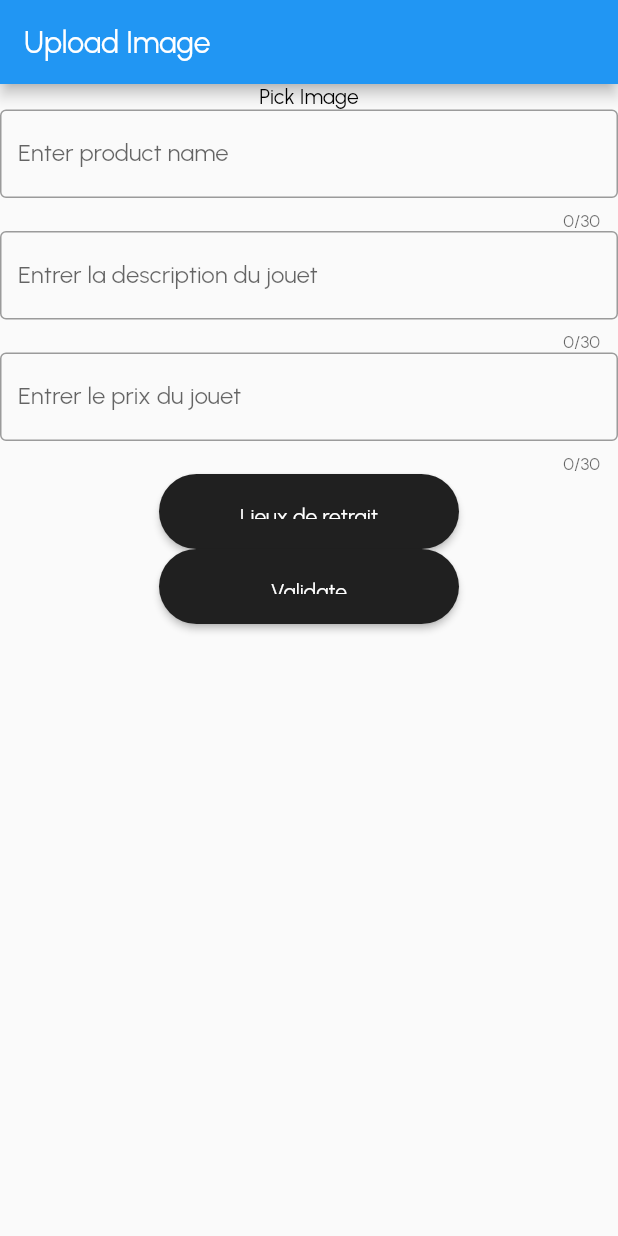
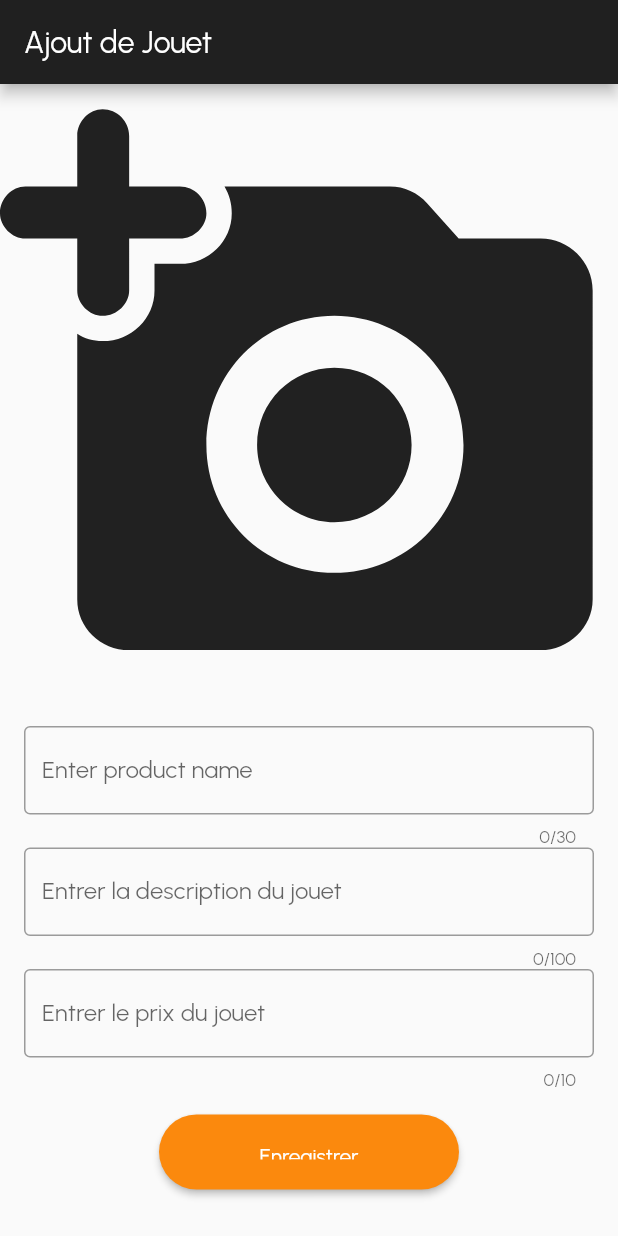
Before and after one commit to arolleaguekeng/fe-toyunity, a Flutter app: the AddToyContent screen opened directly, on a phone screen of 412 x 824 dp. Run offline on Flutter 3.47's test engine with Material 2 defaults, Android fonts, the light colour scheme and no system bars; drawn by our look-alikes of modal_progress_hud_nsn; our stand-ins replace auto_size_text, cached_network_image, cloud_firestore, firebase_auth, firebase_core, firebase_storage and 9 more; accounts and stored records are empty.

Commit message:
design refrectoring, chat ok, add ok

```diff
--- a/toyunity/lib/main.dart
+++ b/toyunity/lib/main.dart
@@ -46,7 +46,7 @@ class MyApp extends StatelessWidget {
           secondaryHeaderColor: Colors.white,
           textTheme: const TextTheme(bodyText2: TextStyle(color: textColor)),
           backgroundColor: Colors.brown),
-      home: kIsWeb ? WelcomeScreen() : WelcomeScreen(),
+      home: kIsWeb ? HomeWebScreen() : WelcomeScreen(),
       color: secondaryColor,
       onGenerateRoute: CustomRoute.allRoutes,
     );
--- a/toyunity/lib/screens/chat/chat_screen/chat_screen.dart
+++ b/toyunity/lib/screens/chat/chat_screen/chat_screen.dart
@@ -24,7 +24,7 @@ class ChatScreen extends StatelessWidget {
   Widget build(BuildContext context) {
     return Scaffold(
       appBar: AppBar(
-        backgroundColor: white,
+        backgroundColor: primaryColor,
         elevation: 1,
         title: Row(
           children: [
@@ -55,7 +55,7 @@ class ChatScreen extends StatelessWidget {
               child: Container(
             padding: EdgeInsets.all(10),
             decoration: BoxDecoration(
-                color: Colors.white,
+                color: bgLightColor,
                 borderRadius: BorderRadius.only(
                     topLeft: Radius.circular(25),
                     topRight: Radius.circular(25))),
--- a/toyunity/lib/screens/navigations/navigation_content.dart
+++ b/toyunity/lib/screens/navigations/navigation_content.dart
@@ -80,7 +80,7 @@ class _NavigationContent extends State<NavigationContent> {
         onPressed: () {
           setState(
             () {
-              if (currentPage != const HomeScreen() && MyApp.currentUser == null) {
+              if (currentPage != const HomeScreen() && MyApp.auth.currentUser == null) {
                 Navigator.push(
                     context, MaterialPageRoute(builder: (_) => LoginScreen()));
               } else {
--- a/toyunity/lib/screens/producer/add_products/add_product_content.dart
+++ b/toyunity/lib/screens/producer/add_products/add_product_content.dart
@@ -6,6 +6,8 @@ import 'package:http/http.dart' as http;
 import 'package:flutter/material.dart';
 import 'package:image_picker/image_picker.dart';
 import 'package:modal_progress_hud_nsn/modal_progress_hud_nsn.dart';
+import 'package:toyunity/constants/constants.dart';
+import 'package:toyunity/constants/responsive.dart';
 
 import '../../../main.dart';
 import '../../../models/toy_model.dart';
@@ -90,9 +92,12 @@ class _AddToyContentState extends State<AddToyContent> {
       inAsyncCall: showSpinner,
       child: Scaffold(
         appBar: AppBar(
-          title: Text('Upload Image'),
+          backgroundColor: primaryColor,
+          foregroundColor: white,
+          title: Text('Ajout de Jouet'),
         ),
-        body: Column(
+        body: SingleChildScrollView(
+          child: Column(
             children: [
               GestureDetector(
                 onTap: () {
@@ -101,7 +106,12 @@ class _AddToyContentState extends State<AddToyContent> {
                 child: Container(
                   child: image == null
                       ? Center(
-                        child: Text('Pick Image'),
+                          child: Icon(
+                            Icons.add_a_photo_rounded,
+                            size: Responsive.isMobile(context)
+                                ? size.width
+                                : size.width * 0.4,
+                          ),
                         )
                       : Container(
                           child: kIsWeb
@@ -122,12 +132,17 @@ class _AddToyContentState extends State<AddToyContent> {
                         ),
                 ),
               ),
+              Padding(
+                padding: const EdgeInsets.all(appPadding),
+                child: Column(
+                  children: [
                     Form(
                         key: _keyForm1,
                         child: TextFormField(
                           maxLength: 30,
                           onChanged: (value) => _pName = value,
-                  validator: (value) => _pName == '' ? _formError : null,
+                          validator: (value) =>
+                              _pName == '' ? _formError : null,
                           decoration: InputDecoration(
                             labelText: "Enter product name",
                             border: OutlineInputBorder(),
@@ -136,9 +151,10 @@ class _AddToyContentState extends State<AddToyContent> {
                     Form(
                         key: _keyForm2,
                         child: TextFormField(
-                  maxLength: 30,
+                          maxLength: 100,
                           onChanged: (value) => _pDescription = value,
-                  validator: (value) => _pDescription == '' ? _formError : null,
+                          validator: (value) =>
+                              _pDescription == '' ? _formError : null,
                           decoration: InputDecoration(
                             labelText: "Entrer la description du jouet",
                             border: OutlineInputBorder(),
@@ -147,26 +163,24 @@ class _AddToyContentState extends State<AddToyContent> {
                     Form(
                         key: _keyForm3,
                         child: TextFormField(
-                  maxLength: 30,
+                          maxLength: 10,
                           onChanged: (value) => _price = value,
-                  validator: (value) => _price == '' ? _formError : null,
+                          validator: (value) =>
+                              _price == '' ? _formError : null,
                           decoration: InputDecoration(
                             labelText: "Entrer le prix du jouet",
                             border: OutlineInputBorder(),
                           ),
                         )),
+                  ],
+                ),
+              ),
+              Row(
+                mainAxisAlignment: MainAxisAlignment.center,
+                children: [
                   CustomButton(
-                text: "Lieux de retrait",
-                onPressed: () async {
-                  final LatLng? selectedLocation = await showDialog(
-                      context: context, builder: (ctx) => MapDialog());
-                  if (selectedLocation != null) {
-                    coordinate.add(selectedLocation.longitude);
-                    coordinate.add(selectedLocation.latitude);
-                  }
-                }),
-            CustomButton(
-                text: "Validate",
+                      bgcolor: secondaryColor,
+                      text: "Enregistrer",
                       onPressed: () {
                         onSubmit(
                           context: context,
@@ -177,8 +191,11 @@ class _AddToyContentState extends State<AddToyContent> {
                           keyForm3: _keyForm3,
                           pName: _pName,
                         );
-                })
+                      }),
                 ],
+              )
+            ],
+          ),
         ),
       ),
     );
--- a/toyunity/lib/screens/web_design/home/components/most_popular.dart
+++ b/toyunity/lib/screens/web_design/home/components/most_popular.dart
@@ -78,9 +78,10 @@ class _MostPopular extends State<MostPopular> {
           shrinkWrap: true,
           physics: ScrollPhysics(),
           gridDelegate: SliverGridDelegateWithFixedCrossAxisCount(
-              crossAxisCount: Responsive.isMobile(context) ? 1 : 3,
+              crossAxisCount: Responsive.isMobile(context) ? 1 : 4,
               childAspectRatio: aspectRatio,
-              mainAxisSpacing: 1),
+              mainAxisSpacing: 1,
+              crossAxisSpacing: 13),
           itemBuilder: (context, index) => Toys(
             press: () {
               Navigator.push(
```
Also changed, not shown: toyunity/lib/screens/chat/chat_screen/chat_home.dart (+28 -19 lines), toyunity/lib/screens/chat/chat_screen/message_textfield.dart (+14 -6 lines), toyunity/lib/screens/chat/chat_screen/search_screen.dart (+50 -3 lines), toyunity/lib/screens/login/social_login/social_login_content.dart (+2 -10 lines), toyunity/lib/screens/product/product_details/product_details_content.dart (+29 -2 lines), toyunity/lib/screens/product/product_details/product_details_screen.dart (+27 -27 lines), toyunity/lib/screens/web_design/home/components/banner_section.dart (+8 -7 lines), toyunity/lib/screens/web_design/home/components/toy.dart (+6 -13 lines), toyunity/lib/screens/web_design/home/home_screen.dart (+11 -4 lines), toyunity/lib/services/auth_services.dart (+7 -8 lines), toyunity/assets/images/png/cat.png (added). Lines whose indentation alone changed are shown as unchanged.
